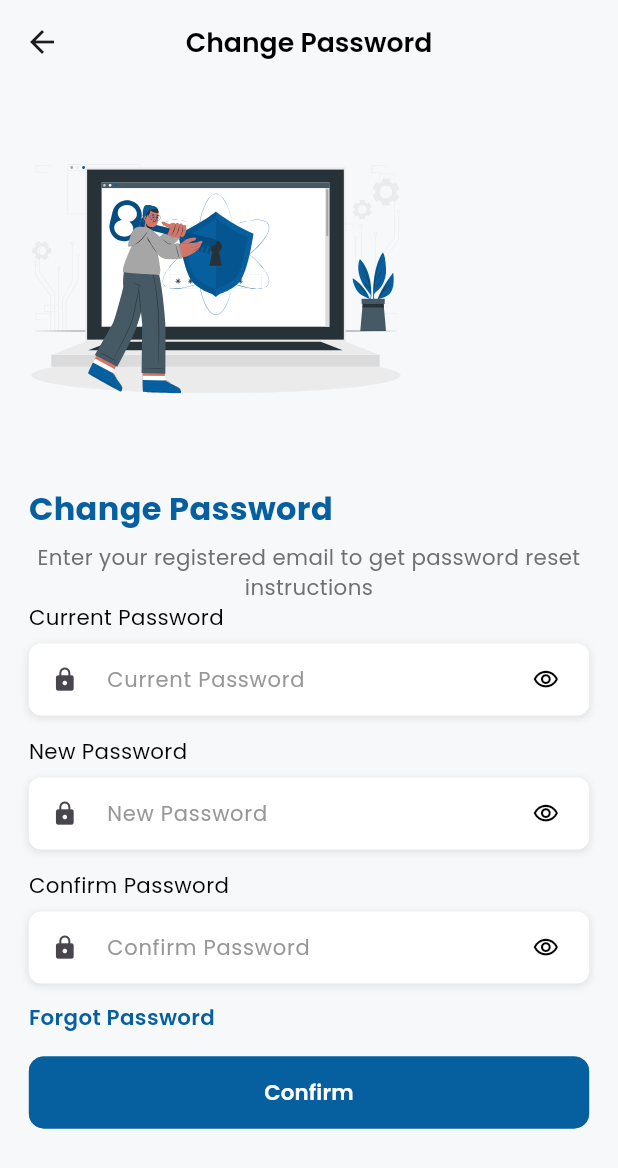
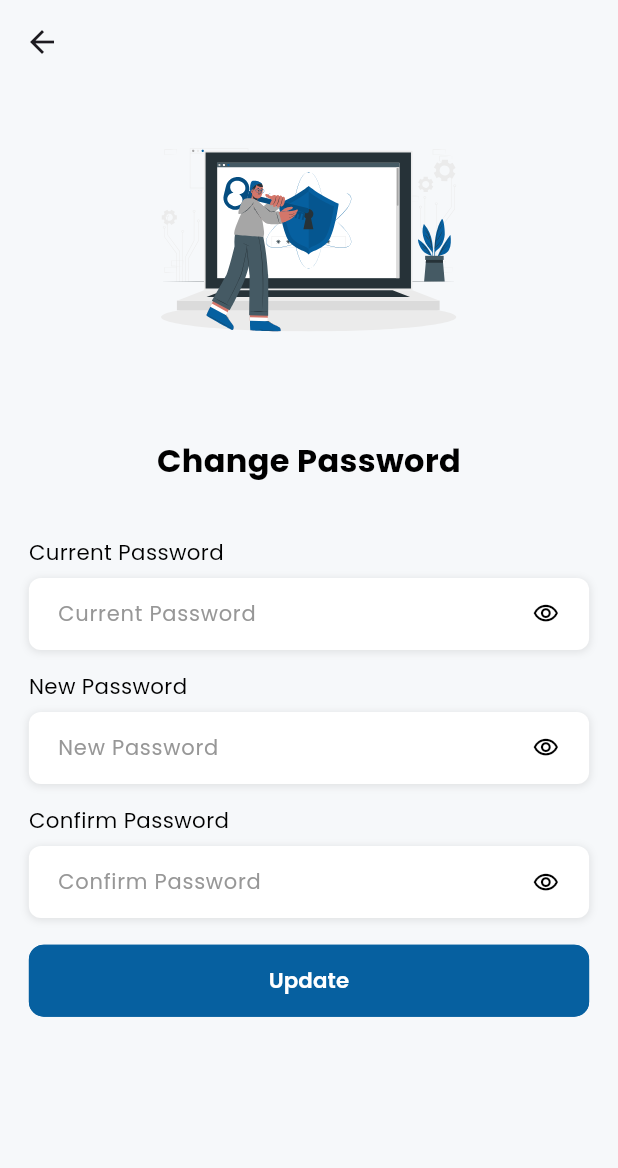
Before and after one commit to mehdisparktech/the_entrapreneu, a Flutter app: the ProfileScreen screen opened by its route, after a tap on "Change Password", on a phone screen of 412 x 824 dp. Shown: the top 1168 px of the screen. Run offline on Flutter 3.47's test engine with Material 3 defaults, Android fonts, the light colour scheme and no system bars; our stand-ins replace cached_network_image, dio, flutter_dotenv, flutter_html, flutter_local_notifications, flutter_screenutil and 13 more; accounts and stored records are empty; network calls fail.

Commit message:
Refactor UI components in Item and ChangePasswordScreen for improved layout and styling. Update padding and margin values for better spacing. Modify HelpSupportScreen text labels for clarity and adjust styles. Add new update string constant for button text in app_string.dart.

```diff
--- /dev/null
+++ b/devtools_options.yaml
@@ -0,0 +1,3 @@
+description: This file stores settings for Dart & Flutter DevTools.
+documentation: https://docs.flutter.dev/tools/devtools/extensions#configure-extension-enablement-states
+extensions:
--- a/lib/component/other_widgets/item.dart
+++ b/lib/component/other_widgets/item.dart
@@ -13,7 +13,7 @@ class Item extends StatelessWidget {
     this.disableDivider = false,
     this.onTap,
     this.color = AppColors.black,
-    this.vertical = 4,
+    this.vertical = 8,
     this.horizontal = 4,
     this.disableIcon = false,
   });
@@ -31,7 +31,7 @@ class Item extends StatelessWidget {
   @override
   Widget build(BuildContext context) {
     return Container(
-      padding: const EdgeInsets.all(10),
+      padding: const EdgeInsets.all(14),
       margin: EdgeInsets.symmetric(
         horizontal: horizontal.w,
         vertical: vertical.h,
--- a/lib/features/auth/change_password/presentation/screen/change_password_screen.dart
+++ b/lib/features/auth/change_password/presentation/screen/change_password_screen.dart
@@ -3,15 +3,14 @@ import 'package:flutter_screenutil/flutter_screenutil.dart';
 import 'package:get/get.dart';
 import 'package:the_entrapreneu/component/image/common_image.dart';
 import 'package:the_entrapreneu/utils/constants/app_icons.dart';
-import '../../../../../../../config/route/app_routes.dart';
-import '../../../../../../../utils/extensions/extension.dart';
-import '../../../../../component/button/common_button.dart';
-import '../../../../../component/text/common_text.dart';
-import '../../../../../component/text_field/common_text_field.dart';
+import 'package:the_entrapreneu/utils/extensions/extension.dart';
+import 'package:the_entrapreneu/component/button/common_button.dart';
+import 'package:the_entrapreneu/component/text/common_text.dart';
+import 'package:the_entrapreneu/component/text_field/common_text_field.dart';
 import '../controller/change_password_controller.dart';
-import '../../../../../../../utils/constants/app_colors.dart';
-import '../../../../../../../utils/constants/app_string.dart';
-import '../../../../../utils/helpers/other_helper.dart';
+import 'package:the_entrapreneu/utils/constants/app_colors.dart';
+import 'package:the_entrapreneu/utils/constants/app_string.dart';
+import 'package:the_entrapreneu/utils/helpers/other_helper.dart';
 
 class ChangePasswordScreen extends StatelessWidget {
   const ChangePasswordScreen({super.key});
@@ -19,14 +18,7 @@ class ChangePasswordScreen extends StatelessWidget {
   @override
   Widget build(BuildContext context) {
     return Scaffold(
-      appBar: AppBar(
-        centerTitle: true,
-        title: const CommonText(
-          text: AppString.changePassword,
-          fontSize: 20,
-          fontWeight: FontWeight.w600,
-        ),
-      ),
+      appBar: AppBar(),
       body: GetBuilder<ChangePasswordController>(
         builder: (controller) {
           return SingleChildScrollView(
@@ -34,33 +26,28 @@ class ChangePasswordScreen extends StatelessWidget {
             child: Form(
               key: controller.formKey,
               child: Column(
-                crossAxisAlignment: CrossAxisAlignment.start,
+                crossAxisAlignment: CrossAxisAlignment.center,
                 children: [
-                  CommonImage(imageSrc: AppIcons.changePassword, size: 250),
-                  20.height,
+                  CommonImage(imageSrc: AppIcons.changePassword, size: 200),
+                  40.height,
                   const CommonText(
                     text: AppString.changePassword,
                     fontSize: 24,
                     fontWeight: FontWeight.w700,
-                    color: AppColors.primaryColor,
-                    bottom: 8,
-                  ),
-                  const CommonText(
-                    text: AppString.changePasswordsubtitle,
-                    fontSize: 16,
-                    fontWeight: FontWeight.w400,
-                    maxLines: 2,
-                    color: AppColors.secondaryText,
+                    color: AppColors.black,
+                    bottom: 40,
                   ),
 
                   /// current Password section
-                  const CommonText(text: AppString.currentPassword, bottom: 8),
+                  const CommonText(
+                    text: AppString.currentPassword,
+                    bottom: 8,
+                  ).start,
                   CommonTextField(
                     controller: controller.currentPasswordController,
                     hintText: AppString.currentPassword,
                     validator: OtherHelper.passwordValidator,
                     isPassword: true,
-                    prefixIcon: Icon(Icons.lock, size: 20.sp),
                   ),
 
                   /// New Password section
@@ -68,13 +55,12 @@ class ChangePasswordScreen extends StatelessWidget {
                     text: AppString.newPassword,
                     bottom: 8,
                     top: 16,
-                  ),
+                  ).start,
                   CommonTextField(
                     controller: controller.newPasswordController,
                     hintText: AppString.newPassword,
                     validator: OtherHelper.passwordValidator,
                     isPassword: true,
-                    prefixIcon: Icon(Icons.lock, size: 20.sp),
                   ),
 
                   /// confirm Password section
@@ -82,7 +68,7 @@ class ChangePasswordScreen extends StatelessWidget {
                     text: AppString.confirmPassword,
                     bottom: 8,
                     top: 16,
-                  ),
+                  ).start,
                   CommonTextField(
                     controller: controller.confirmPasswordController,
                     hintText: AppString.confirmPassword,
@@ -91,28 +77,13 @@ class ChangePasswordScreen extends StatelessWidget {
                       controller.newPasswordController,
                     ),
                     isPassword: true,
-                    prefixIcon: Icon(Icons.lock, size: 20.sp),
                   ),
 
-                  /// forget Password button
-                  Align(
-                    alignment: Alignment.centerLeft,
-                    child: GestureDetector(
-                      onTap: () => Get.toNamed(AppRoutes.forgotPassword),
-                      child: CommonText(
-                        text: AppString.forgotPassword,
-                        color: AppColors.primaryColor,
-                        fontWeight: FontWeight.w600,
-                        fontSize: 18.sp,
-                        top: 16.h,
-                        bottom: 20.h,
-                      ),
-                    ),
-                  ),
+                  20.height,
 
                   /// submit Button
                   CommonButton(
-                    titleText: AppString.confirm,
+                    titleText: AppString.update,
                     isLoading: controller.isLoading,
                     onTap: controller.changePasswordRepo,
                   ),
--- a/lib/features/profile/presentation/screen/help_support_screen.dart
+++ b/lib/features/profile/presentation/screen/help_support_screen.dart
@@ -69,16 +69,16 @@ class _HelpSupportScreenState extends State<HelpSupportScreen> {
       crossAxisAlignment: CrossAxisAlignment.start,
       children: [
         CommonText(
-          text: 'Reason',
+          text: 'Issue Title',
           fontSize: 14,
-          fontWeight: FontWeight.w500,
-          color: AppColors.primaryColor,
+          fontWeight: FontWeight.w400,
+          color: AppColors.black,
         ),
         SizedBox(height: 8.h),
         CommonTextField(
           controller: _nameController,
           borderRadius: 8.r,
-          hintText: 'Enter your Reason',
+          hintText: 'Enter your Issue Title',
           textInputAction: TextInputAction.next,
           validator: (value) {
             if (value == null || value.isEmpty) {
@@ -99,8 +99,8 @@ class _HelpSupportScreenState extends State<HelpSupportScreen> {
         CommonText(
           text: 'Description',
           fontSize: 14,
-          fontWeight: FontWeight.w500,
-          color: AppColors.primaryColor,
+          fontWeight: FontWeight.w400,
+          color: AppColors.black,
         ),
         SizedBox(height: 8.h),
         CommonTextField(
@@ -126,6 +126,7 @@ class _HelpSupportScreenState extends State<HelpSupportScreen> {
       child: Container(
         padding: const EdgeInsets.symmetric(horizontal: 109, vertical: 17),
         decoration: ShapeDecoration(
+          color: AppColors.white,
           shape: RoundedRectangleBorder(
             side: BorderSide(width: 2, color: const Color(0xFFD1D5D6)),
             borderRadius: BorderRadius.circular(11),
@@ -147,7 +148,7 @@ class _HelpSupportScreenState extends State<HelpSupportScreen> {
               text: 'Attach File',
               fontSize: 14,
               fontWeight: FontWeight.w400,
-              color: AppColors.primaryColor,
+              color: AppColors.secondaryText,
             ),
           ],
         ),
--- a/lib/features/profile/presentation/screen/profile_screen.dart
+++ b/lib/features/profile/presentation/screen/profile_screen.dart
@@ -15,7 +15,6 @@ import 'package:the_entrapreneu/features/profile/presentation/screen/terms_of_se
 import 'package:the_entrapreneu/services/storage/storage_keys.dart';
 import 'package:the_entrapreneu/services/storage/storage_services.dart';
 import 'package:the_entrapreneu/utils/constants/app_images.dart';
-import 'package:the_entrapreneu/utils/constants/app_string.dart';
 import 'package:the_entrapreneu/utils/constants/app_icons.dart';
 import 'package:the_entrapreneu/utils/constants/app_colors.dart';
 import 'package:the_entrapreneu/utils/extensions/extension.dart';
@@ -26,25 +25,16 @@ class ProfileScreen extends StatelessWidget {
   @override
   Widget build(BuildContext context) {
     return Scaffold(
-      /// App Bar Section Starts here
-      appBar: AppBar(
-        centerTitle: true,
-        title: const CommonText(
-          text: AppString.profile,
-          fontWeight: FontWeight.w600,
-          fontSize: 24,
-        ),
-        leading: const SizedBox(),
-      ),
-
-      /// Body Section Starts here
       body: GetBuilder<ProfileController>(
         builder: (controller) {
           return SafeArea(
             child: SingleChildScrollView(
               physics: const BouncingScrollPhysics(),
               child: Padding(
-                padding: EdgeInsets.symmetric(horizontal: 20.w, vertical: 24.h),
+                padding: EdgeInsets.symmetric(
+                  horizontal: 20.w,
+                  vertical: MediaQuery.of(context).padding.top + 10.h,
+                ),
                 child: Column(
                   children: [
                     /// User Profile Image here
@@ -68,13 +58,13 @@ class ProfileScreen extends StatelessWidget {
                       fontSize: 16,
                       fontWeight: FontWeight.w600,
                       top: 16,
-                      bottom: 4,
+                      bottom: 24,
                     ),
-                    CommonText(
-                      text: "UI/UX Designer",
-                      fontSize: 12,
-                      fontWeight: FontWeight.w400,
-                      color: AppColors.secondaryText,
+                    CommonButton(
+                      titleText: 'Be a Service Provider',
+                      onTap: () {},
+                      buttonWidth: Get.width * 0.5,
+                      titleSize: 12,
                     ),
 
                     16.height,
--- a/lib/utils/constants/app_string.dart
+++ b/lib/utils/constants/app_string.dart
@@ -91,4 +91,5 @@ class AppString {
   // Change Password
   static const String changePasswordsubtitle =
       "Enter your registered email to get password reset instructions";
+  static const String update = "Update";
 }
```
